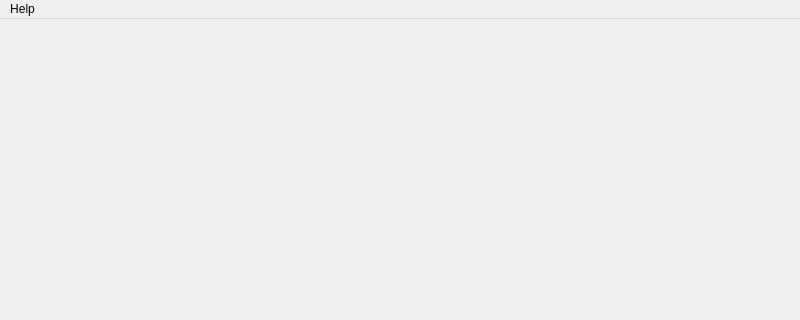
This is ui/mainwindow.ui in HunarPG/Gen-3-Predictor-PySide6 as Qt 5 draws it before an edit; both pictures show x 0 to 800 and y 0 to 320 of the 800 by 600 pixel window. The edited form follows.
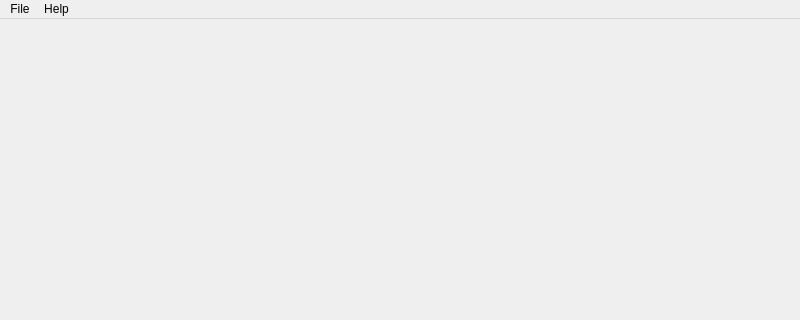
This is the edited form.

Commit message: Added Exit Action in File option of Menu Bar

Patch:
```diff
--- a/ui/mainwindow.ui
+++ b/ui/mainwindow.ui
@@ -29,6 +29,13 @@
     </property>
     <addaction name="actionAbout"/>
    </widget>
+   <widget class="QMenu" name="menuFile">
+    <property name="title">
+     <string>File</string>
+    </property>
+    <addaction name="actionExit"/>
+   </widget>
+   <addaction name="menuFile"/>
    <addaction name="menuHelp"/>
   </widget>
   <widget class="QStatusBar" name="statusbar"/>
```
Left out of the diff: 5 changed lines with no effect on the pictures. The commit also changes 1 other file.
